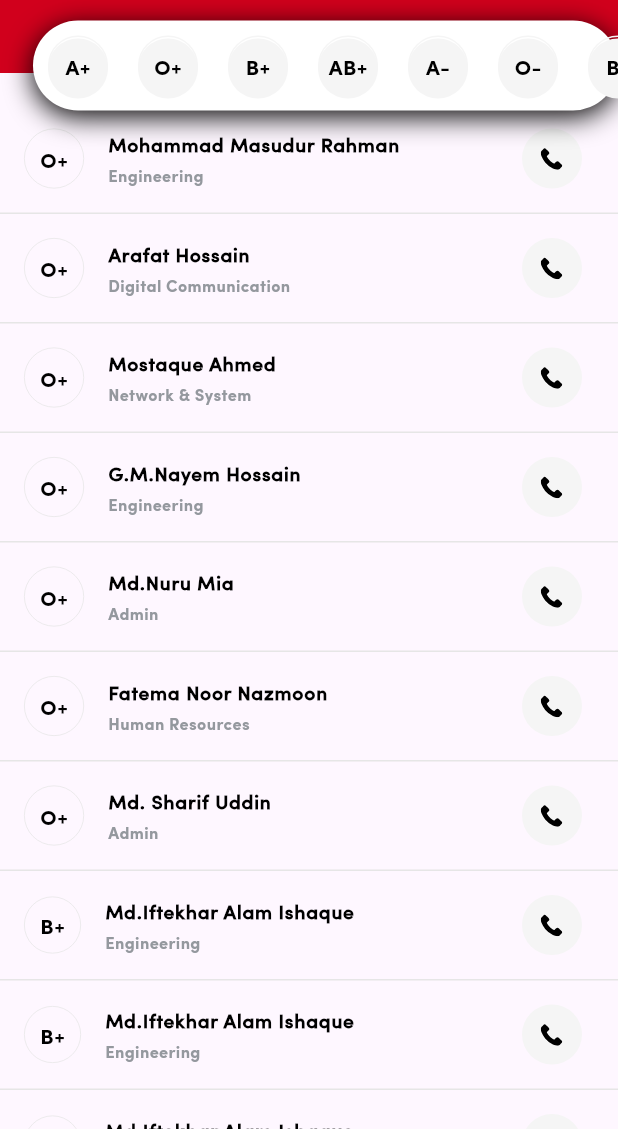
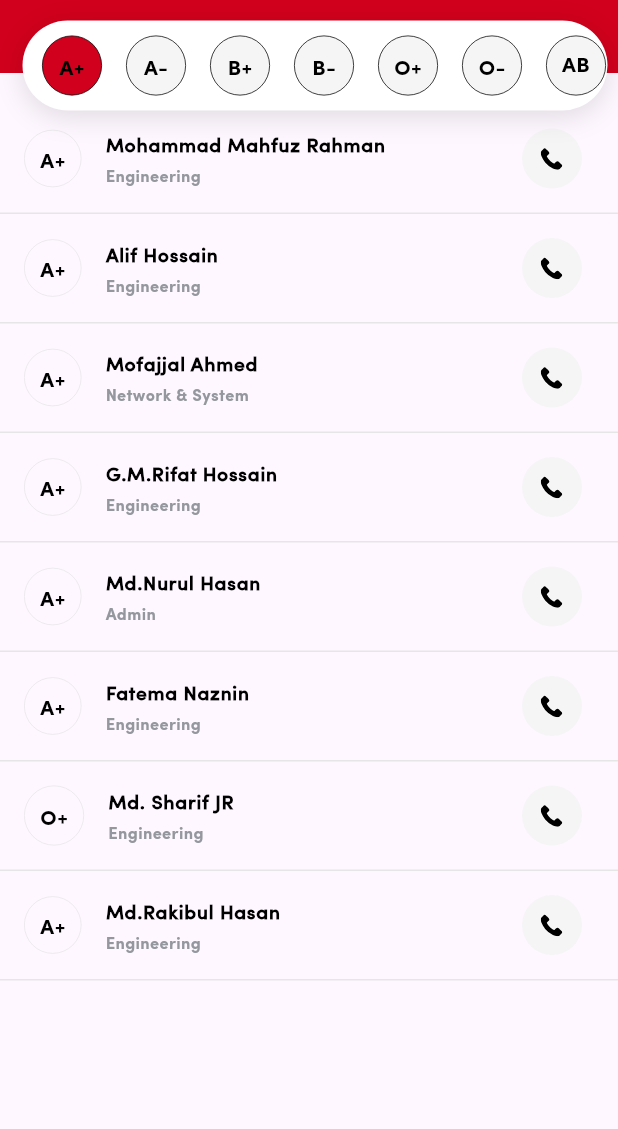
Before and after one commit to sm-aminul-islam/Blood_Finder_Project, a Flutter app: the screen it shows after launch, on a phone screen of 412 x 824 dp, the part 107-1236 px from its top. Run offline on Flutter 3.47's test engine with Material 2 defaults, Android fonts, the phone set to English and light mode, and no system bars; our stand-ins replace flutter_svg.

Commit message:
filter Blood Group Information

```diff
--- a/blood_finder/lib/bloodGroupScreen/blood_group_screen.dart
+++ b/blood_finder/lib/bloodGroupScreen/blood_group_screen.dart
@@ -1,3 +1,5 @@
+import 'dart:developer';
+
 import 'package:flutter/material.dart';
 import 'package:flutter_svg/flutter_svg.dart';
 
@@ -9,8 +11,57 @@ class BloodGroupIdentify extends StatefulWidget {
 }
 
 class _BloodGroupIdentifyState extends State<BloodGroupIdentify> {
-  final List<Map<String, dynamic>> _allgroup = [
-    {'B_group': 'O+', "Name": "Mohammad Masudur Rahman", "Prof": "Engineering"},
+  final List<Map<String, List<Map<String, dynamic>>>> _allgroup = [
+    {
+      'A+': [
+        {
+          'B_group': 'A+',
+          "Name": "Mohammad Mahfuz Rahman",
+          "Prof": "Engineering"
+        },
+        {'B_group': 'A+', "Name": "Alif Hossain", "Prof": "Engineering"},
+        {'B_group': 'A+', "Name": "Mofajjal Ahmed", "Prof": "Network & System"},
+        {'B_group': 'A+', "Name": "G.M.Rifat Hossain", "Prof": "Engineering"},
+        {'B_group': 'A+', "Name": "Md.Nurul Hasan", "Prof": "Admin"},
+        {'B_group': 'A+', "Name": "Fatema Naznin", "Prof": "Engineering"},
+        {'B_group': 'O+', "Name": "Md. Sharif JR", "Prof": "Engineering"},
+        {'B_group': 'A+', "Name": "Md.Rakibul Hasan", "Prof": "Engineering"},
+      ],
+    },
+    {
+      'A-': [
+        {'B_group': 'A-', "Name": "Mohammad Ali", "Prof": "Engineering"},
+        {'B_group': 'A-', "Name": "Dilshad Azad", "Prof": "Engineering"},
+        {'B_group': 'A-', "Name": "Moon Ahmed", "Prof": "Network & System"},
+      ],
+    },
+    {
+      'B+': [
+        {
+          'B_group': 'B+',
+          "Name": "Md.Iftekhar Alam Ishaque",
+          "Prof": "Engineering"
+        },
+        {
+          'B_group': 'B+',
+          "Name": "S.M.Aminul Islam",
+          "Prof": "Intern,Engineering"
+        },
+      ],
+    },
+    {
+      'B-': [
+        {'B_group': 'B-', "Name": "Sabbir Arafat", "Prof": "Engineering"},
+        {'B_group': 'B-', "Name": "Shanjana Faria ", "Prof": "Engineering"},
+      ],
+    },
+    {
+      'O+': [
+        {
+          'B_group': 'O+',
+          "Name": "Mohammad Masudur Rahman",
+          "Prof": "Engineering"
+        },
         {
           'B_group': 'O+',
           "Name": "Arafat Hossain",
@@ -19,88 +70,50 @@ class _BloodGroupIdentifyState extends State<BloodGroupIdentify> {
         {'B_group': 'O+', "Name": "Mostaque Ahmed", "Prof": "Network & System"},
         {'B_group': 'O+', "Name": "G.M.Nayem Hossain", "Prof": "Engineering"},
         {'B_group': 'O+', "Name": "Md.Nuru Mia", "Prof": "Admin"},
-    {'B_group': 'O+', "Name": "Fatema Noor Nazmoon", "Prof": "Human Resources"},
+        {
+          'B_group': 'O+',
+          "Name": "Fatema Noor Nazmoon",
+          "Prof": "Human Resources"
+        },
         {'B_group': 'O+', "Name": "Md. Sharif Uddin", "Prof": "Admin"},
-    {
-      'B_group': 'B+',
-      "Name": "Md.Iftekhar Alam Ishaque",
-      "Prof": "Engineering"
+      ],
     },
     {
-      'B_group': 'B+',
-      "Name": "Md.Iftekhar Alam Ishaque",
-      "Prof": "Engineering"
+      'O-': [
+        {'B_group': 'O-', "Name": "Sabrina Kaisar", "Prof": "Engineering"},
+        {'B_group': 'O-', "Name": "Mehedi Hasan", "Prof": "Engineering"},
+      ],
     },
     {
-      'B_group': 'B+',
-      "Name": "Md.Iftekhar Alam Ishaque",
-      "Prof": "Engineering"
+      'AB+': [
+        {'B_group': 'AB+', "Name": "Saiful Islam", "Prof": "Engineering"},
+        {'B_group': 'AB+', "Name": "Najim Hossain ", "Prof": "Engineering"},
+      ],
     },
     {
-      'B_group': 'B+',
-      "Name": "Md.Iftekhar Alam Ishaque",
-      "Prof": "Engineering"
-    },
-    {
-      'B_group': 'B+',
-      "Name": "Md.Iftekhar Alam Ishaque",
-      "Prof": "Engineering"
-    },
-    {
-      'B_group': 'B+',
-      "Name": "Md.Iftekhar Alam Ishaque",
-      "Prof": "Engineering"
-    },
-    {
-      'B_group': 'B+',
-      "Name": "Md.Iftekhar Alam Ishaque",
-      "Prof": "Engineering"
-    },
-    {
-      'B_group': 'B+',
-      "Name": "Md.Iftekhar Alam Ishaque",
-      "Prof": "Engineering"
-    },
-    {
-      'B_group': 'B+',
-      "Name": "Md.Iftekhar Alam Ishaque",
-      "Prof": "Engineering"
-    },
-    {
-      'B_group': 'B+',
-      "Name": "Md.Iftekhar Alam Ishaque",
-      "Prof": "Engineering"
-    },
-    {
-      'B_group': 'B+',
-      "Name": "Md.Iftekhar Alam Ishaque",
-      "Prof": "Engineering"
-    },
-    {
-      'B_group': 'B+',
-      "Name": "Md.Iftekhar Alam Ishaque",
-      "Prof": "Engineering"
-    },
-    {
-      'B_group': 'B+',
-      "Name": "Md.Iftekhar Alam Ishaque",
-      "Prof": "Engineering"
+      'AB-': [
+        {'B_group': 'AB-', "Name": "Tahmid Arnob", "Prof": "Engineering"},
+        {'B_group': 'AB-', "Name": "Pithu Roy ", "Prof": "Engineering"},
+      ],
     },
   ];
 
-  final List<String> _bloodGroup = [
-    "A+",
-    "O+",
-    "B+",
-    "AB+",
-    "A-",
-    "O-",
-    "B-",
-    "AB-"
-  ];
+  static int selected = 0;
 
   @override
   Widget build(BuildContext context) {
+    // print(_allgroup[0].keys.first);
+    // print(_allgroup[0].values.first);
+
+    // for (var key in _allgroup) {
+    //   for (var value in key.values) {
+    //     for (var i in value) {
+    //       //print(i[0]);
+    //       print(i.entries);
+    //     }
+    //   }
+    // }
+
     return SafeArea(
       child: Scaffold(
         body: Stack(
@@ -146,7 +159,7 @@ class _BloodGroupIdentifyState extends State<BloodGroupIdentify> {
                 const SizedBox(height: 21),
                 Expanded(
                   child: ListView.builder(
-                        itemCount: _allgroup.length,
+                    itemCount: _allgroup[selected].values.first.length,
                     itemBuilder: (context, index) => Container(
                       decoration: const BoxDecoration(
                           border: Border(
@@ -157,11 +170,10 @@ class _BloodGroupIdentifyState extends State<BloodGroupIdentify> {
                           padding: const EdgeInsets.all(10),
                           decoration: BoxDecoration(
                               border: Border.all(
-                                          width: 0.5,
-                                          color: const Color(0xFFe6e6e6)),
+                                  width: 0.5, color: const Color(0xFFe6e6e6)),
                               shape: BoxShape.circle),
                           child: Text(
-                                    _allgroup[index]["B_group"],
+                            _allgroup[selected].values.first[index]["B_group"],
                             style: const TextStyle(
                               fontFamily: "SofiaPro-bold",
                               fontSize: 14,
@@ -170,7 +182,7 @@ class _BloodGroupIdentifyState extends State<BloodGroupIdentify> {
                           ),
                         ),
                         title: Text(
-                                  _allgroup[index]["Name"],
+                          _allgroup[selected].values.first[index]["Name"],
                           style: const TextStyle(
                               fontFamily: 'SofiaPro-Medium',
                               fontSize: 13,
@@ -178,7 +190,7 @@ class _BloodGroupIdentifyState extends State<BloodGroupIdentify> {
                               fontWeight: FontWeight.bold),
                         ),
                         subtitle: Text(
-                                  _allgroup[index]["Prof"],
+                          _allgroup[selected].values.first[index]["Prof"],
                           style: const TextStyle(
                               color: Color(0xFF94989e), fontSize: 11),
                         ),
@@ -190,52 +202,65 @@ class _BloodGroupIdentifyState extends State<BloodGroupIdentify> {
                           ),
                         ),
                       ),
-                            )))
+                    ),
+                  ),
+                ),
               ],
             ),
             Positioned(
               top: 85,
-              left: 22,
+              left: 15,
               child: Container(
+                padding: const EdgeInsets.only(left: 5),
                 height: 60,
                 width: 390,
                 decoration: BoxDecoration(
                     color: const Color(0xFFffffff),
-                    boxShadow: const [
+                    boxShadow: [
                       BoxShadow(
-                        color: Color(0xFF000000),
+                        color: const Color(0xFF000000).withOpacity(0.12),
+                        spreadRadius: 0,
                         blurRadius: 15,
-                        offset: Offset(0, 4),
+                        offset: const Offset(0, 4),
                       ),
                     ],
                     borderRadius: BorderRadius.circular(30)),
                 child: ListView.builder(
                     scrollDirection: Axis.horizontal,
-                    itemCount: _bloodGroup.length,
-                    itemBuilder: (context, index) => Container(
-                          margin: const EdgeInsets.all(10),
+                    itemCount: _allgroup.length,
+                    itemBuilder: (context, index) {
+                      return GestureDetector(
+                        onTap: () {
+                          setState(() {
+                            selected = index;
+                          });
+                        },
+                        child: Container(
                           height: 40,
                           width: 40,
+                          padding: const EdgeInsets.all(10),
+                          margin: const EdgeInsets.all(8),
                           decoration: BoxDecoration(
+                              color: (selected == index)
+                                  ? const Color(0xFFd1001c)
+                                  : const Color(0xFFf5f5f5),
                               border: Border.all(
-                                  color:
-                                      const Color.fromRGBO(245, 245, 245, 1)),
-                              shape: BoxShape.circle,
-                              boxShadow: const [
-                                BoxShadow(
-                                    color: Color(0xFFf5f5f5),
-                                    offset: Offset(0, 2))
-                              ]),
+                                width: 0.5,
+                              ),
+                              shape: BoxShape.circle),
                           child: Center(
                             child: Text(
-                              _bloodGroup[index],
+                              _allgroup[index].keys.first,
                               style: const TextStyle(
-                                  fontFamily: 'SofiaPro-bold',
+                                fontFamily: "SofiaPro-bold",
                                 fontSize: 14,
-                                  color: Color(0xFF000000)),
+                                color: Color(0xFF000000),
                               ),
                             ),
-                        )),
+                          ),
+                        ),
+                      );
+                    }),
               ),
             ),
           ],
--- a/blood_finder/lib/main.dart
+++ b/blood_finder/lib/main.dart
@@ -1,4 +1,3 @@
-import 'package:blood_finder/bloodGroupScreen/blood_group_screen.dart';
 import 'package:blood_finder/splashScreen/SplashScreen.dart';
 import 'package:flutter/material.dart';
 
```
Lines whose indentation alone changed are shown as unchanged.
